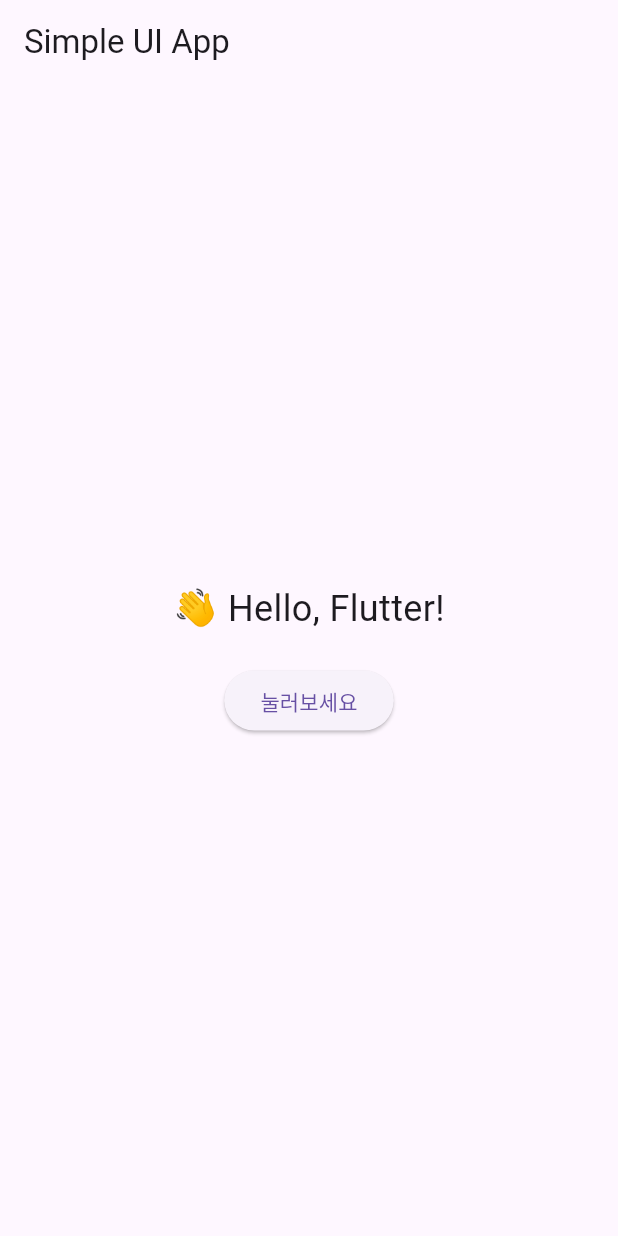
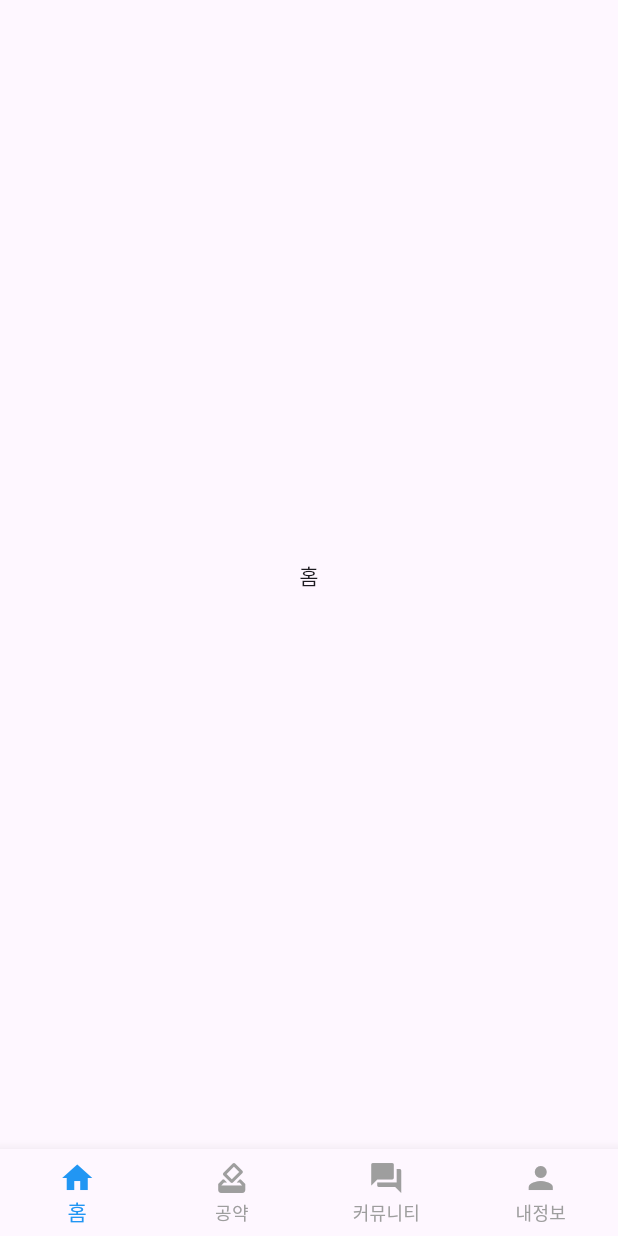
Before and after one commit to gongcaedan/gongcaedan-front, a Flutter app: the screen it shows after launch, on a phone screen of 412 x 824 dp. Run offline on Flutter 3.47's test engine with Material 3 defaults, Android fonts, the phone set to English and light mode, and no system bars.

Commit message:
feat : candidate

```diff
--- /dev/null
+++ b/lib/common/widgets/bottom_nav_bar.dart
@@ -0,0 +1,41 @@
+import 'package:flutter/material.dart';
+
+class BottomNavBar extends StatelessWidget {
+  final int currentIndex;
+  final ValueChanged<int> onTap;
+
+  const BottomNavBar({
+    super.key,
+    required this.currentIndex,
+    required this.onTap,
+  });
+
+  @override
+  Widget build(BuildContext context) {
+    return BottomNavigationBar(
+      currentIndex: currentIndex,
+      onTap: onTap,
+      type: BottomNavigationBarType.fixed,
+      selectedItemColor: Colors.blue,
+      unselectedItemColor: Colors.grey,
+      items: const [
+        BottomNavigationBarItem(
+          icon: Icon(Icons.home),
+          label: '홈',
+        ),
+        BottomNavigationBarItem(
+            icon: Icon(Icons.how_to_vote),
+            label:'공약',
+        ),
+        BottomNavigationBarItem(
+          icon: Icon(Icons.forum),
+          label: '커뮤니티',
+        ),
+        BottomNavigationBarItem(
+          icon: Icon(Icons.person),
+          label: '내정보',
+        ),
+      ],
+    );
+  }
+}
--- /dev/null
+++ b/lib/features/home/home_page.dart
@@ -0,0 +1,35 @@
+import 'package:flutter/material.dart';
+import 'package:gongcaedan_front/common/widgets/bottom_nav_bar.dart';
+
+class HomePage extends StatefulWidget {
+  const HomePage({super.key});
+
+  @override
+  State<HomePage> createState() => _HomePageState();
+}
+
+class _HomePageState extends State<HomePage> {
+  int _currentIndex = 0;
+
+  final List<Widget> _pages = [
+    Center(child: Text('홈')),
+    Center(child: Text('공약')),
+    Center(child: Text('커뮤니티')),
+    Center(child: Text('내 정보')),
+  ];
+
+  @override
+  Widget build(BuildContext context) {
+    return Scaffold(
+      body: _pages[_currentIndex],
+      bottomNavigationBar: BottomNavBar(
+        currentIndex: _currentIndex,
+        onTap: (index) {
+          setState(() {
+            _currentIndex = index;
+          });
+        },
+      ),
+    );
+  }
+}
--- a/lib/main.dart
+++ b/lib/main.dart
@@ -1,51 +1,17 @@
 import 'package:flutter/material.dart';
+import 'features/home/home_page.dart';
 
 void main() {
-  runApp(MyApp());
+  runApp(const MyApp());
 }
 
 class MyApp extends StatelessWidget {
+  const MyApp({super.key});
+
   @override
   Widget build(BuildContext context) {
     return MaterialApp(
-      title: 'Simple UI App',
-      theme: ThemeData(primarySwatch: Colors.blue),
-      home: MyHomePage(),
+      home: HomePage(), // ✅ 이제 문제 없이 연결됨
     );
   }
 }
-
-class MyHomePage extends StatefulWidget {
-  @override
-  _MyHomePageState createState() => _MyHomePageState();
-}
-
-class _MyHomePageState extends State<MyHomePage> {
-  String message = "👋 Hello, Flutter!";
-
-  void _onPressed() {
-    setState(() {
-      message = "✅ 버튼이 눌렸어요!";
-    });
-  }
-
-  @override
-  Widget build(BuildContext context) {
-    return Scaffold(
-      appBar: AppBar(title: Text("Simple UI App")),
-      body: Center(
-        child: Column(
-          mainAxisAlignment: MainAxisAlignment.center,
-          children: [
-            Text(message, style: TextStyle(fontSize: 24)),
-            SizedBox(height: 20),
-            ElevatedButton(
-              onPressed: _onPressed,
-              child: Text("눌러보세요"),
-            ),
-          ],
-        ),
-      ),
-    );
-  }
-}
```
